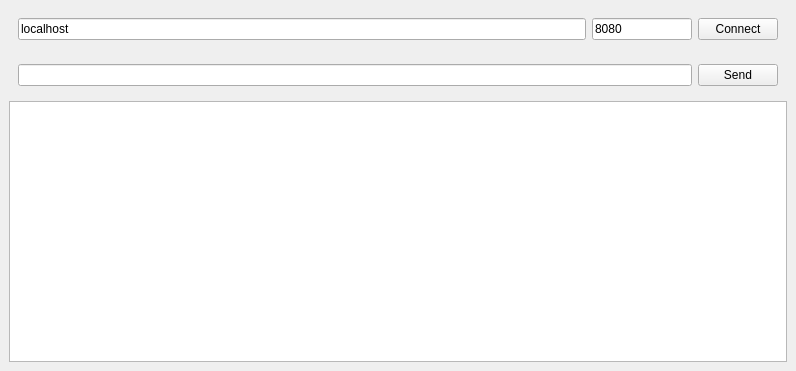
The window that client/gui/ui/mainwindow.ui (WerthersEchte/M214_AdvancedCpp-Projekt_Librarysystem) describes before a commit, drawn with Qt 5.
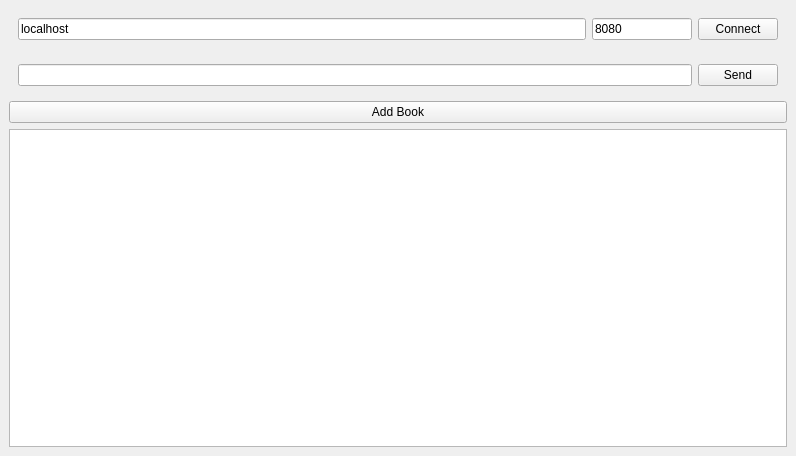
The same window after the commit.

```diff
--- a/client/gui/ui/mainwindow.ui
+++ b/client/gui/ui/mainwindow.ui
@@ -7,7 +7,7 @@
     <x>0</x>
     <y>0</y>
     <width>796</width>
-    <height>371</height>
+    <height>456</height>
    </rect>
   </property>
   <property name="windowTitle">
@@ -70,6 +70,13 @@
       </layout>
      </widget>
     </item>
+    <item>
+     <widget class="QPushButton" name="bAddBook">
+      <property name="text">
+       <string>Add Book</string>
+      </property>
+     </widget>
+    </item>
     <item>
      <widget class="QPlainTextEdit" name="pTERecive"/>
     </item>
```
